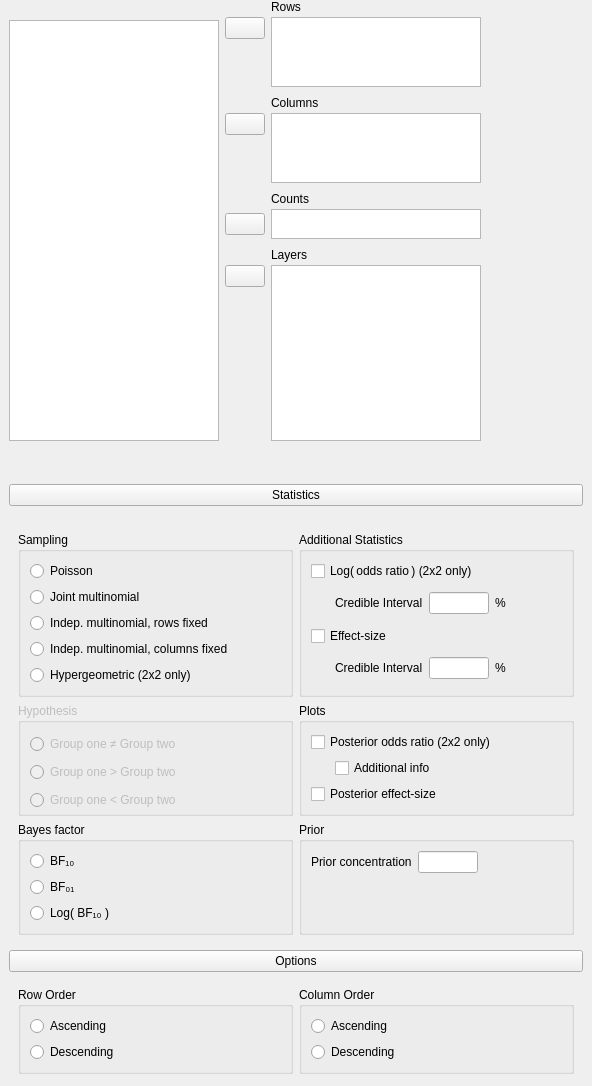
The window that JASP-Desktop/analysisforms/contingencytablesbayesianform.ui (jasp-stats/jasp-desktop) describes before a commit, drawn with Qt 5.
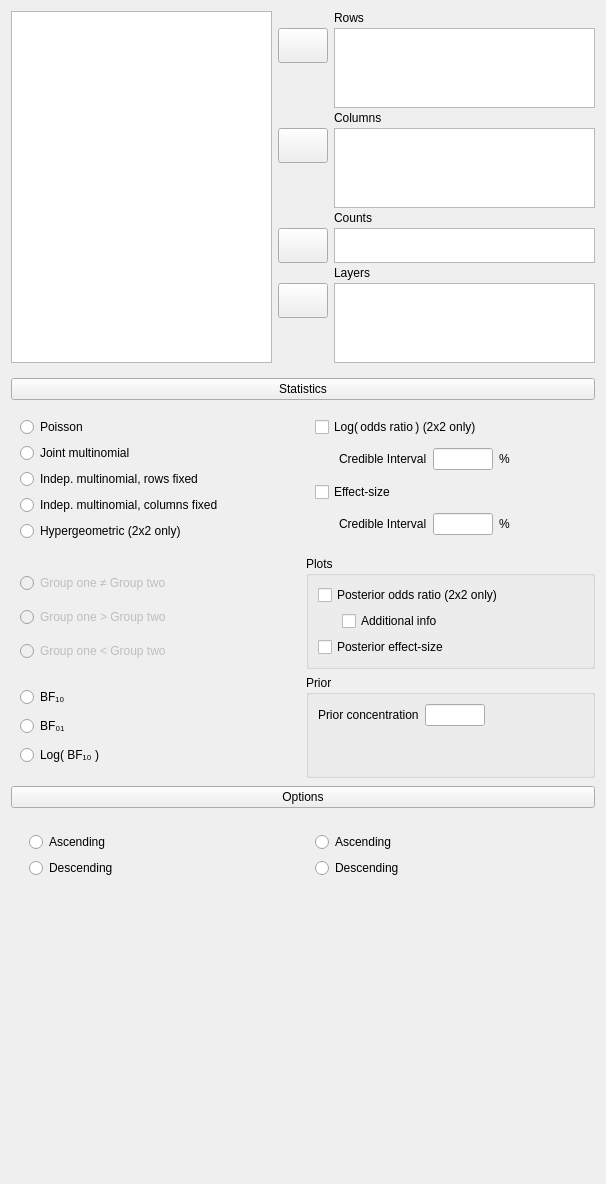
The same window after the commit. Custom widgets are drawn as their Qt base class.

Diff of the .ui file:
```diff
--- a/JASP-Desktop/analysisforms/contingencytablesbayesianform.ui
+++ b/JASP-Desktop/analysisforms/contingencytablesbayesianform.ui
@@ -6,108 +6,335 @@
    <rect>
     <x>0</x>
     <y>0</y>
-    <width>592</width>
-    <height>1086</height>
+    <width>606</width>
+    <height>1184</height>
    </rect>
   </property>
+  <property name="sizePolicy">
+   <sizepolicy hsizetype="Fixed" vsizetype="Preferred">
+    <horstretch>0</horstretch>
+    <verstretch>0</verstretch>
+   </sizepolicy>
+  </property>
   <property name="windowTitle">
    <string>Form</string>
   </property>
-  <layout class="QGridLayout" name="gridLayout_19">
-   <property name="leftMargin">
-    <number>0</number>
-   </property>
-   <property name="topMargin">
-    <number>0</number>
-   </property>
-   <property name="rightMargin">
-    <number>0</number>
-   </property>
-   <property name="bottomMargin">
-    <number>0</number>
-   </property>
-   <property name="verticalSpacing">
-    <number>0</number>
-   </property>
-   <item row="3" column="0" colspan="2">
-    <widget class="QWidget" name="groupOptions" native="true">
-     <layout class="QGridLayout" name="gridLayout_18">
+  <layout class="QVBoxLayout" name="verticalLayout">
+   <item>
+    <widget class="QWidget" name="topWidget" native="true">
+     <property name="sizePolicy">
+      <sizepolicy hsizetype="Preferred" vsizetype="Fixed">
+       <horstretch>0</horstretch>
+       <verstretch>0</verstretch>
+      </sizepolicy>
+     </property>
+     <layout class="QGridLayout" name="gridLayout_2">
+      <property name="leftMargin">
+       <number>0</number>
+      </property>
       <property name="topMargin">
-       <number>3</number>
+       <number>0</number>
+      </property>
+      <property name="rightMargin">
+       <number>0</number>
       </property>
       <property name="bottomMargin">
+       <number>0</number>
+      </property>
+      <property name="verticalSpacing">
        <number>3</number>
       </property>
-      <item row="0" column="0" colspan="2">
-       <widget class="ExpanderButton" name="pushButton_3">
+      <item row="3" column="2">
+       <widget class="QLabel" name="label_3">
         <property name="text">
-         <string>Options</string>
+         <string>Columns</string>
         </property>
        </widget>
       </item>
-      <item row="1" column="0" colspan="2">
-       <widget class="QWidget" name="panelOptions" native="true">
-        <layout class="QGridLayout" name="gridLayout_6">
-         <item row="0" column="0">
-          <widget class="BoundGroupBox" name="rowOrder">
-           <property name="title">
-            <string>Row Order</string>
-           </property>
-           <layout class="QGridLayout" name="gridLayout_7">
-            <item row="0" column="0">
-             <widget class="QRadioButton" name="_1rowsAscending">
-              <property name="text">
-               <string>Ascending</string>
-              </property>
-             </widget>
-            </item>
-            <item row="1" column="0">
-             <widget class="QRadioButton" name="_2rowsDescending">
-              <property name="text">
-               <string>Descending</string>
-              </property>
-             </widget>
-            </item>
-           </layout>
-          </widget>
-         </item>
-         <item row="0" column="1">
-          <widget class="BoundGroupBox" name="columnOrder">
-           <property name="title">
-            <string>Column Order</string>
-           </property>
-           <layout class="QGridLayout" name="gridLayout_8">
-            <item row="0" column="0">
-             <widget class="QRadioButton" name="_1columnsAscending">
-              <property name="text">
-               <string>Ascending</string>
-              </property>
-             </widget>
-            </item>
-            <item row="1" column="0">
-             <widget class="QRadioButton" name="_2columnsDescending">
-              <property name="text">
-               <string>Descending</string>
-              </property>
-             </widget>
-            </item>
-           </layout>
-          </widget>
-         </item>
-        </layout>
+      <item row="4" column="1">
+       <widget class="AssignButton" name="buttonAssignColumns">
+        <property name="sizePolicy">
+         <sizepolicy hsizetype="Fixed" vsizetype="Fixed">
+          <horstretch>0</horstretch>
+          <verstretch>0</verstretch>
+         </sizepolicy>
+        </property>
+        <property name="minimumSize">
+         <size>
+          <width>50</width>
+          <height>35</height>
+         </size>
+        </property>
+        <property name="maximumSize">
+         <size>
+          <width>50</width>
+          <height>35</height>
+         </size>
+        </property>
+        <property name="text">
+         <string/>
+        </property>
+       </widget>
+      </item>
+      <item row="4" column="2" rowspan="2">
+       <widget class="BoundListView" name="columns">
+        <property name="sizePolicy">
+         <sizepolicy hsizetype="Expanding" vsizetype="Fixed">
+          <horstretch>0</horstretch>
+          <verstretch>0</verstretch>
+         </sizepolicy>
+        </property>
+        <property name="minimumSize">
+         <size>
+          <width>0</width>
+          <height>80</height>
+         </size>
+        </property>
+        <property name="maximumSize">
+         <size>
+          <width>16777215</width>
+          <height>80</height>
+         </size>
+        </property>
+        <property name="selectionMode">
+         <enum>QAbstractItemView::ExtendedSelection</enum>
+        </property>
+       </widget>
+      </item>
+      <item row="5" column="1">
+       <spacer name="verticalSpacer_3">
+        <property name="orientation">
+         <enum>Qt::Vertical</enum>
+        </property>
+        <property name="sizeHint" stdset="0">
+         <size>
+          <width>20</width>
+          <height>0</height>
+         </size>
+        </property>
+       </spacer>
+      </item>
+      <item row="7" column="2">
+       <widget class="BoundListView" name="counts">
+        <property name="sizePolicy">
+         <sizepolicy hsizetype="Expanding" vsizetype="Fixed">
+          <horstretch>0</horstretch>
+          <verstretch>0</verstretch>
+         </sizepolicy>
+        </property>
+        <property name="maximumSize">
+         <size>
+          <width>16777215</width>
+          <height>35</height>
+         </size>
+        </property>
+        <property name="selectionMode">
+         <enum>QAbstractItemView::ExtendedSelection</enum>
+        </property>
+       </widget>
+      </item>
+      <item row="7" column="1">
+       <widget class="AssignButton" name="buttonAssignCounts">
+        <property name="sizePolicy">
+         <sizepolicy hsizetype="Fixed" vsizetype="Fixed">
+          <horstretch>0</horstretch>
+          <verstretch>0</verstretch>
+         </sizepolicy>
+        </property>
+        <property name="minimumSize">
+         <size>
+          <width>50</width>
+          <height>35</height>
+         </size>
+        </property>
+        <property name="maximumSize">
+         <size>
+          <width>50</width>
+          <height>35</height>
+         </size>
+        </property>
+        <property name="text">
+         <string/>
+        </property>
+       </widget>
+      </item>
+      <item row="6" column="2">
+       <widget class="QLabel" name="label">
+        <property name="text">
+         <string>Counts</string>
+        </property>
+       </widget>
+      </item>
+      <item row="8" column="2">
+       <widget class="QLabel" name="label_4">
+        <property name="text">
+         <string>Layers</string>
+        </property>
+       </widget>
+      </item>
+      <item row="9" column="1">
+       <widget class="AssignButton" name="buttonAssignLayers">
+        <property name="sizePolicy">
+         <sizepolicy hsizetype="Fixed" vsizetype="Fixed">
+          <horstretch>0</horstretch>
+          <verstretch>0</verstretch>
+         </sizepolicy>
+        </property>
+        <property name="minimumSize">
+         <size>
+          <width>50</width>
+          <height>35</height>
+         </size>
+        </property>
+        <property name="maximumSize">
+         <size>
+          <width>50</width>
+          <height>35</height>
+         </size>
+        </property>
+        <property name="text">
+         <string/>
+        </property>
+       </widget>
+      </item>
+      <item row="9" column="2" rowspan="2">
+       <widget class="BoundListView" name="layers">
+        <property name="sizePolicy">
+         <sizepolicy hsizetype="Expanding" vsizetype="Fixed">
+          <horstretch>0</horstretch>
+          <verstretch>0</verstretch>
+         </sizepolicy>
+        </property>
+        <property name="minimumSize">
+         <size>
+          <width>0</width>
+          <height>80</height>
+         </size>
+        </property>
+        <property name="maximumSize">
+         <size>
+          <width>16777215</width>
+          <height>80</height>
+         </size>
+        </property>
+        <property name="selectionMode">
+         <enum>QAbstractItemView::ExtendedSelection</enum>
+        </property>
+       </widget>
+      </item>
+      <item row="10" column="1">
+       <spacer name="verticalSpacer_5">
+        <property name="orientation">
+         <enum>Qt::Vertical</enum>
+        </property>
+        <property name="sizeHint" stdset="0">
+         <size>
+          <width>20</width>
+          <height>0</height>
+         </size>
+        </property>
+       </spacer>
+      </item>
+      <item row="1" column="1">
+       <widget class="AssignButton" name="buttonAssignRows">
+        <property name="sizePolicy">
+         <sizepolicy hsizetype="Fixed" vsizetype="Fixed">
+          <horstretch>0</horstretch>
+          <verstretch>0</verstretch>
+         </sizepolicy>
+        </property>
+        <property name="minimumSize">
+         <size>
+          <width>50</width>
+          <height>35</height>
+         </size>
+        </property>
+        <property name="maximumSize">
+         <size>
+          <width>50</width>
+          <height>35</height>
+         </size>
+        </property>
+        <property name="text">
+         <string/>
+        </property>
+       </widget>
+      </item>
+      <item row="2" column="1">
+       <spacer name="verticalSpacer_2">
+        <property name="orientation">
+         <enum>Qt::Vertical</enum>
+        </property>
+        <property name="sizeHint" stdset="0">
+         <size>
+          <width>20</width>
+          <height>0</height>
+         </size>
+        </property>
+       </spacer>
+      </item>
+      <item row="0" column="2">
+       <widget class="QLabel" name="label_2">
+        <property name="text">
+         <string>Rows</string>
+        </property>
+       </widget>
+      </item>
+      <item row="1" column="2" rowspan="2">
+       <widget class="BoundListView" name="rows">
+        <property name="sizePolicy">
+         <sizepolicy hsizetype="Expanding" vsizetype="Fixed">
+          <horstretch>0</horstretch>
+          <verstretch>0</verstretch>
+         </sizepolicy>
+        </property>
+        <property name="minimumSize">
+         <size>
+          <width>0</width>
+          <height>80</height>
+         </size>
+        </property>
+        <property name="maximumSize">
+         <size>
+          <width>16777215</width>
+          <height>80</height>
+         </size>
+        </property>
+        <property name="selectionMode">
+         <enum>QAbstractItemView::ExtendedSelection</enum>
+        </property>
+       </widget>
+      </item>
+      <item row="0" column="1">
+       <widget class="QWidget" name="widget_8" native="true"/>
+      </item>
+      <item row="0" column="0" rowspan="11">
+       <widget class="AvailableFieldsListView" name="listAvailableFields">
+        <property name="sizePolicy">
+         <sizepolicy hsizetype="Expanding" vsizetype="Preferred">
+          <horstretch>0</horstretch>
+          <verstretch>0</verstretch>
+         </sizepolicy>
+        </property>
+        <property name="selectionMode">
+         <enum>QAbstractItemView::ExtendedSelection</enum>
+        </property>
        </widget>
       </item>
      </layout>
     </widget>
    </item>
-   <item row="2" column="0" colspan="2">
+   <item>
     <widget class="QWidget" name="groupStatistics" native="true">
      <layout class="QGridLayout" name="gridLayout_16">
-      <property name="topMargin">
-       <number>3</number>
+      <property name="leftMargin">
+       <number>0</number>
+      </property>
+      <property name="rightMargin">
+       <number>0</number>
       </property>
       <property name="bottomMargin">
-       <number>3</number>
+       <number>0</number>
       </property>
       <property name="verticalSpacing">
        <number>0</number>
@@ -115,15 +342,24 @@
       <item row="3" column="0" rowspan="2" colspan="3">
        <widget class="QWidget" name="panelStatistics" native="true">
         <layout class="QGridLayout" name="gridLayout_12">
+         <property name="leftMargin">
+          <number>0</number>
+         </property>
          <property name="topMargin">
-          <number>18</number>
+          <number>0</number>
+         </property>
+         <property name="rightMargin">
+          <number>0</number>
+         </property>
+         <property name="bottomMargin">
+          <number>0</number>
          </property>
          <property name="verticalSpacing">
           <number>6</number>
          </property>
          <item row="0" column="2" colspan="2">
-          <widget class="BoundGroupBox" name="groupBox">
-           <property name="title">
+          <widget class="BoundGroupBox" name="groupBox" native="true">
+           <property name="title" stdset="0">
             <string>Additional Statistics</string>
            </property>
            <layout class="QGridLayout" name="gridLayout_9">
@@ -148,6 +384,12 @@
                </property>
                <item row="0" column="0">
                 <widget class="QLabel" name="label_5">
+                 <property name="sizePolicy">
+                  <sizepolicy hsizetype="Fixed" vsizetype="Fixed">
+                   <horstretch>0</horstretch>
+                   <verstretch>0</verstretch>
+                  </sizepolicy>
+                 </property>
                  <property name="text">
                   <string>Credible Interval</string>
                  </property>
@@ -194,21 +436,17 @@
                </property>
                <item row="0" column="0">
                 <widget class="QLabel" name="label_8">
+                 <property name="sizePolicy">
+                  <sizepolicy hsizetype="Fixed" vsizetype="Fixed">
+                   <horstretch>0</horstretch>
+                   <verstretch>0</verstretch>
+                  </sizepolicy>
+                 </property>
                  <property name="text">
                   <string>Credible Interval</string>
                  </property>
                 </widget>
                </item>
-               <item row="0" column="1">
-                <widget class="BoundTextBox" name="effectSizeCredibleIntervalInterval">
-                 <property name="maximumSize">
-                  <size>
-                   <width>60</width>
-                   <height>16777215</height>
-                  </size>
-                 </property>
-                </widget>
-               </item>
                <item row="0" column="2">
                 <widget class="QLabel" name="label_9">
                  <property name="text">
@@ -216,6 +454,16 @@
                  </property>
                 </widget>
                </item>
+               <item row="0" column="1">
+                <widget class="BoundTextBox" name="effectSizeCredibleIntervalInterval">
+                 <property name="maximumSize">
+                  <size>
+                   <width>60</width>
+                   <height>16777215</height>
+                  </size>
+                 </property>
+                </widget>
+               </item>
               </layout>
              </widget>
             </item>
@@ -323,8 +571,8 @@
           </widget>
          </item>
          <item row="0" column="0" colspan="2">
-          <widget class="BoundGroupBox" name="samplingModel">
-           <property name="title">
+          <widget class="BoundGroupBox" name="samplingModel" native="true">
+           <property name="title" stdset="0">
             <string>Sampling</string>
            </property>
            <layout class="QGridLayout" name="gridLayout_13">
@@ -367,11 +615,11 @@
           </widget>
          </item>
          <item row="1" column="0" colspan="2">
-          <widget class="BoundGroupBox" name="hypothesis">
+          <widget class="BoundGroupBox" name="hypothesis" native="true">
            <property name="enabled">
             <bool>false</bool>
            </property>
-           <property name="title">
+           <property name="title" stdset="0">
             <string>Hypothesis</string>
            </property>
            <layout class="QGridLayout" name="gridLayout_11">
@@ -403,8 +651,8 @@
           </widget>
          </item>
          <item row="2" column="0" rowspan="2" colspan="2">
-          <widget class="BoundGroupBox" name="bayesFactorType">
-           <property name="title">
+          <widget class="BoundGroupBox" name="bayesFactorType" native="true">
+           <property name="title" stdset="0">
             <string>Bayes factor</string>
            </property>
            <layout class="QGridLayout" name="gridLayout_5">
@@ -447,6 +695,12 @@
       </item>
       <item row="1" column="0" colspan="3">
        <widget class="ExpanderButton" name="pushButton">
+        <property name="sizePolicy">
+         <sizepolicy hsizetype="Expanding" vsizetype="Fixed">
+          <horstretch>0</horstretch>
+          <verstretch>0</verstretch>
+         </sizepolicy>
+        </property>
         <property name="minimumSize">
          <size>
           <width>573</width>
@@ -461,387 +715,102 @@
      </layout>
     </widget>
    </item>
-   <item row="0" column="1" rowspan="2">
-    <widget class="QWidget" name="widget_4" native="true">
-     <property name="minimumSize">
-      <size>
-       <width>80</width>
-       <height>0</height>
-      </size>
-     </property>
-    </widget>
-   </item>
-   <item row="0" column="0">
-    <widget class="QWidget" name="widget_3" native="true">
-     <property name="minimumSize">
-      <size>
-       <width>0</width>
-       <height>420</height>
-      </size>
-     </property>
-     <property name="maximumSize">
-      <size>
-       <width>16777215</width>
-       <height>450</height>
-      </size>
-     </property>
-     <layout class="QGridLayout" name="gridLayout_4">
+   <item>
+    <widget class="QWidget" name="groupOptions" native="true">
+     <layout class="QGridLayout" name="gridLayout_18">
+      <property name="leftMargin">
+       <number>0</number>
+      </property>
       <property name="topMargin">
+       <number>2</number>
+      </property>
+      <property name="rightMargin">
        <number>0</number>
       </property>
-      <property name="verticalSpacing">
+      <property name="bottomMargin">
        <number>0</number>
       </property>
-      <item row="0" column="1" rowspan="3">
-       <widget class="QWidget" name="widget_5" native="true">
+      <item row="0" column="0" colspan="2">
+       <widget class="ExpanderButton" name="pushButton_3">
         <property name="sizePolicy">
-         <sizepolicy hsizetype="Preferred" vsizetype="Preferred">
+         <sizepolicy hsizetype="Expanding" vsizetype="Fixed">
           <horstretch>0</horstretch>
           <verstretch>0</verstretch>
          </sizepolicy>
         </property>
-        <property name="maximumSize">
-         <size>
-          <width>16777215</width>
-          <height>100</height>
-         </size>
+        <property name="text">
+         <string>Options</string>
         </property>
-        <layout class="QGridLayout" name="gridLayout_2">
-         <property name="leftMargin">
-          <number>0</number>
-         </property>
-         <property name="topMargin">
-          <number>0</number>
-         </property>
-         <property name="rightMargin">
-          <number>0</number>
-         </property>
-         <property name="verticalSpacing">
-          <number>3</number>
-         </property>
-         <item row="1" column="0">
-          <widget class="AssignButton" name="buttonAssignRows">
-           <property name="maximumSize">
-            <size>
-             <width>50</width>
-             <height>16777215</height>
-            </size>
-           </property>
-           <property name="text">
-            <string/>
-           </property>
-          </widget>
-         </item>
-         <item row="2" column="0">
-          <spacer name="verticalSpacer_2">
-           <property name="orientation">
-            <enum>Qt::Vertical</enum>
-           </property>
-           <property name="sizeHint" stdset="0">
-            <size>
-             <width>20</width>
-             <height>84</height>
-            </size>
-           </property>
-          </spacer>
-         </item>
-         <item row="1" column="1" rowspan="2">
-          <widget class="BoundListView" name="rows">
-           <property name="sizePolicy">
-            <sizepolicy hsizetype="Maximum" vsizetype="Expanding">
-             <horstretch>0</horstretch>
-             <verstretch>0</verstretch>
-            </sizepolicy>
-           </property>
-           <property name="maximumSize">
-            <size>
-             <width>210</width>
-             <height>16777215</height>
-            </size>
-           </property>
-           <property name="selectionMode">
-            <enum>QAbstractItemView::ExtendedSelection</enum>
-           </property>
-          </widget>
-         </item>
-         <item row="0" column="0">
-          <widget class="QWidget" name="widget_8" native="true"/>
-         </item>
-         <item row="0" column="1">
-          <widget class="QLabel" name="label_2">
-           <property name="text">
-            <string>Rows</string>
-           </property>
-          </widget>
-         </item>
-        </layout>
        </widget>
       </item>
-      <item row="5" column="1">
-       <widget class="QWidget" name="widget_6" native="true">
-        <property name="sizePolicy">
-         <sizepolicy hsizetype="Preferred" vsizetype="Preferred">
-          <horstretch>0</horstretch>
-          <verstretch>0</verstretch>
-         </sizepolicy>
-        </property>
-        <layout class="QGridLayout" name="gridLayout_3">
-         <property name="leftMargin">
-          <number>0</number>
-         </property>
-         <property name="topMargin">
-          <number>0</number>
-         </property>
-         <property name="rightMargin">
-          <number>0</number>
-         </property>
-         <property name="bottomMargin">
-          <number>0</number>
-         </property>
-         <property name="verticalSpacing">
-          <number>3</number>
-         </property>
+      <item row="1" column="0" colspan="2">
+       <widget class="QWidget" name="panelOptions" native="true">
+        <layout class="QGridLayout" name="gridLayout_6">
          <item row="0" column="0">
-          <widget class="QWidget" name="widget_10" native="true"/>
-         </item>
-         <item row="1" column="0">
-          <widget class="AssignButton" name="buttonAssignLayers">
-           <property name="maximumSize">
-            <size>
-             <width>50</width>
-             <height>16777215</height>
-            </size>
+          <widget class="BoundGroupBox" name="rowOrder" native="true">
+           <property name="title" stdset="0">
+            <string>Row Order</string>
            </property>
-           <property name="text">
-            <string/>
-           </property>
+           <layout class="QGridLayout" name="gridLayout_7">
+            <item row="0" column="0">
+             <widget class="QRadioButton" name="_1rowsAscending">
+              <property name="text">
+               <string>Ascending</string>
+              </property>
+             </widget>
+            </item>
+            <item row="1" column="0">
+             <widget class="QRadioButton" name="_2rowsDescending">
+              <property name="text">
+               <string>Descending</string>
+              </property>
+             </widget>
+            </item>
+           </layout>
           </widget>
          </item>
-         <item row="2" column="0">
-          <spacer name="verticalSpacer_3">
-           <property name="orientation">
-            <enum>Qt::Vertical</enum>
-           </property>
-           <property name="sizeHint" stdset="0">
-            <size>
-             <width>20</width>
-             <height>84</height>
-            </size>
-           </property>
-          </spacer>
-         </item>
          <item row="0" column="1">
-          <widget class="QLabel" name="label_4">
-           <property name="text">
-            <string>Layers</string>
+          <widget class="BoundGroupBox" name="columnOrder" native="true">
+           <property name="title" stdset="0">
+            <string>Column Order</string>
            </property>
+           <layout class="QGridLayout" name="gridLayout_8">
+            <item row="0" column="0">
+             <widget class="QRadioButton" name="_1columnsAscending">
+              <property name="text">
+               <string>Ascending</string>
+              </property>
+             </widget>
+            </item>
+            <item row="1" column="0">
+             <widget class="QRadioButton" name="_2columnsDescending">
+              <property name="text">
+               <string>Descending</string>
+              </property>
+             </widget>
+            </item>
+           </layout>
           </widget>
          </item>
-         <item row="1" column="1" rowspan="2">
-          <widget class="BoundListView" name="layers">
-           <property name="sizePolicy">
-            <sizepolicy hsizetype="Maximum" vsizetype="Expanding">
-             <horstretch>0</horstretch>
-             <verstretch>0</verstretch>
-            </sizepolicy>
-           </property>
-           <property name="minimumSize">
-            <size>
-             <width>0</width>
-             <height>80</height>
-            </size>
-           </property>
-           <property name="maximumSize">
-            <size>
-             <width>210</width>
-             <height>16777215</height>
-            </size>
-           </property>
-           <property name="selectionMode">
-            <enum>QAbstractItemView::ExtendedSelection</enum>
-           </property>
-          </widget>
-         </item>
         </layout>
        </widget>
       </item>
-      <item row="3" column="1">
-       <widget class="QWidget" name="widget" native="true">
-        <property name="sizePolicy">
-         <sizepolicy hsizetype="Preferred" vsizetype="Preferred">
-          <horstretch>0</horstretch>
-          <verstretch>0</verstretch>
-         </sizepolicy>
-        </property>
-        <property name="maximumSize">
-         <size>
-          <width>16777215</width>
-          <height>100</height>
-         </size>
-        </property>
-        <layout class="QGridLayout" name="gridLayout">
-         <property name="leftMargin">
-          <number>0</number>
-         </property>
-         <property name="topMargin">
-          <number>0</number>
-         </property>
-         <property name="rightMargin">
-          <number>0</number>
-         </property>
-         <property name="verticalSpacing">
-          <number>3</number>
-         </property>
-         <item row="0" column="0">
-          <widget class="QWidget" name="widget_9" native="true"/>
-         </item>
-         <item row="1" column="0">
-          <widget class="AssignButton" name="buttonAssignColumns">
-           <property name="maximumSize">
-            <size>
-             <width>50</width>
-             <height>16777215</height>
-            </size>
-           </property>
-           <property name="text">
-            <string/>
-           </property>
-          </widget>
-         </item>
-         <item row="2" column="0">
-          <spacer name="verticalSpacer">
-           <property name="orientation">
-            <enum>Qt::Vertical</enum>
-           </property>
-           <property name="sizeHint" stdset="0">
-            <size>
-             <width>20</width>
-             <height>84</height>
-            </size>
-           </property>
-          </spacer>
-         </item>
-         <item row="1" column="1" rowspan="2">
-          <widget class="BoundListView" name="columns">
-           <property name="sizePolicy">
-            <sizepolicy hsizetype="Maximum" vsizetype="Expanding">
-             <horstretch>0</horstretch>
-             <verstretch>0</verstretch>
-            </sizepolicy>
-           </property>
-           <property name="maximumSize">
-            <size>
-             <width>210</width>
-             <height>16777215</height>
-            </size>
-           </property>
-           <property name="selectionMode">
-            <enum>QAbstractItemView::ExtendedSelection</enum>
-           </property>
-          </widget>
-         </item>
-         <item row="0" column="1">
-          <widget class="QLabel" name="label_3">
-           <property name="text">
-            <string>Columns</string>
-           </property>
-          </widget>
-         </item>
-        </layout>
-       </widget>
-      </item>
-      <item row="0" column="0">
-       <widget class="QWidget" name="widget_2" native="true">
-        <property name="maximumSize">
-         <size>
-          <width>16777215</width>
-          <height>20</height>
-         </size>
-        </property>
-       </widget>
-      </item>
-      <item row="4" column="1">
-       <widget class="QWidget" name="widget_7" native="true">
-        <layout class="QGridLayout" name="gridLayout_20">
-         <property name="leftMargin">
-          <number>0</number>
-         </property>
-         <property name="topMargin">
-          <number>0</number>
-         </property>
-         <property name="rightMargin">
-          <number>0</number>
-         </property>
-         <property name="verticalSpacing">
-          <number>3</number>
-         </property>
-         <item row="1" column="0" rowspan="2" colspan="2">
-          <widget class="AssignButton" name="buttonAssignCounts">
-           <property name="maximumSize">
-            <size>
-             <width>50</width>
-             <height>16777215</height>
-            </size>
-           </property>
-           <property name="text">
-            <string/>
-           </property>
-          </widget>
-         </item>
-         <item row="0" column="2" colspan="2">
-          <widget class="QLabel" name="label">
-           <property name="text">
-            <string>Counts</string>
-           </property>
-          </widget>
-         </item>
-         <item row="0" column="0" colspan="2">
-          <widget class="QWidget" name="widget_11" native="true"/>
-         </item>
-         <item row="1" column="2" rowspan="2" colspan="2">
-          <widget class="BoundListView" name="counts">
-           <property name="sizePolicy">
-            <sizepolicy hsizetype="Maximum" vsizetype="Expanding">
-             <horstretch>0</horstretch>
-             <verstretch>0</verstretch>
-            </sizepolicy>
-           </property>
-           <property name="maximumSize">
-            <size>
-             <width>210</width>
-             <height>30</height>
-            </size>
-           </property>
-           <property name="selectionMode">
-            <enum>QAbstractItemView::ExtendedSelection</enum>
-           </property>
-          </widget>
-         </item>
-        </layout>
-       </widget>
-      </item>
-      <item row="1" column="0" rowspan="5">
-       <widget class="AvailableFieldsListView" name="listAvailableFields">
-        <property name="sizePolicy">
-         <sizepolicy hsizetype="Fixed" vsizetype="Expanding">
-          <horstretch>0</horstretch>
-          <verstretch>0</verstretch>
-         </sizepolicy>
-        </property>
-        <property name="maximumSize">
-         <size>
-          <width>210</width>
-          <height>16777215</height>
-         </size>
-        </property>
-        <property name="selectionMode">
-         <enum>QAbstractItemView::ExtendedSelection</enum>
-        </property>
-       </widget>
-      </item>
      </layout>
     </widget>
    </item>
+   <item>
+    <spacer name="verticalSpacer">
+     <property name="orientation">
+      <enum>Qt::Vertical</enum>
+     </property>
+     <property name="sizeHint" stdset="0">
+      <size>
+       <width>20</width>
+       <height>40</height>
+      </size>
+     </property>
+    </spacer>
+   </item>
   </layout>
  </widget>
  <customwidgets>
@@ -878,7 +847,7 @@
   </customwidget>
   <customwidget>
    <class>BoundGroupBox</class>
-   <extends>QGroupBox</extends>
+   <extends>QWidget</extends>
    <header>widgets/boundgroupbox.h</header>
    <container>1</container>
   </customwidget>
```
